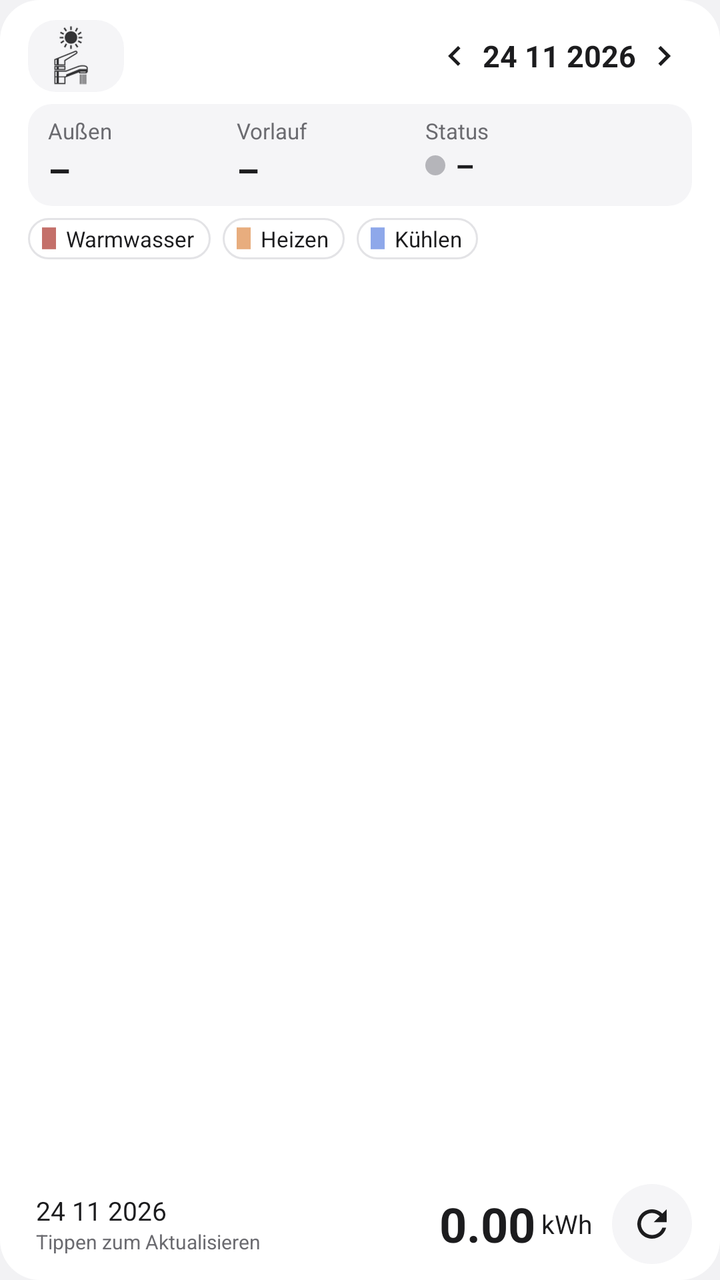
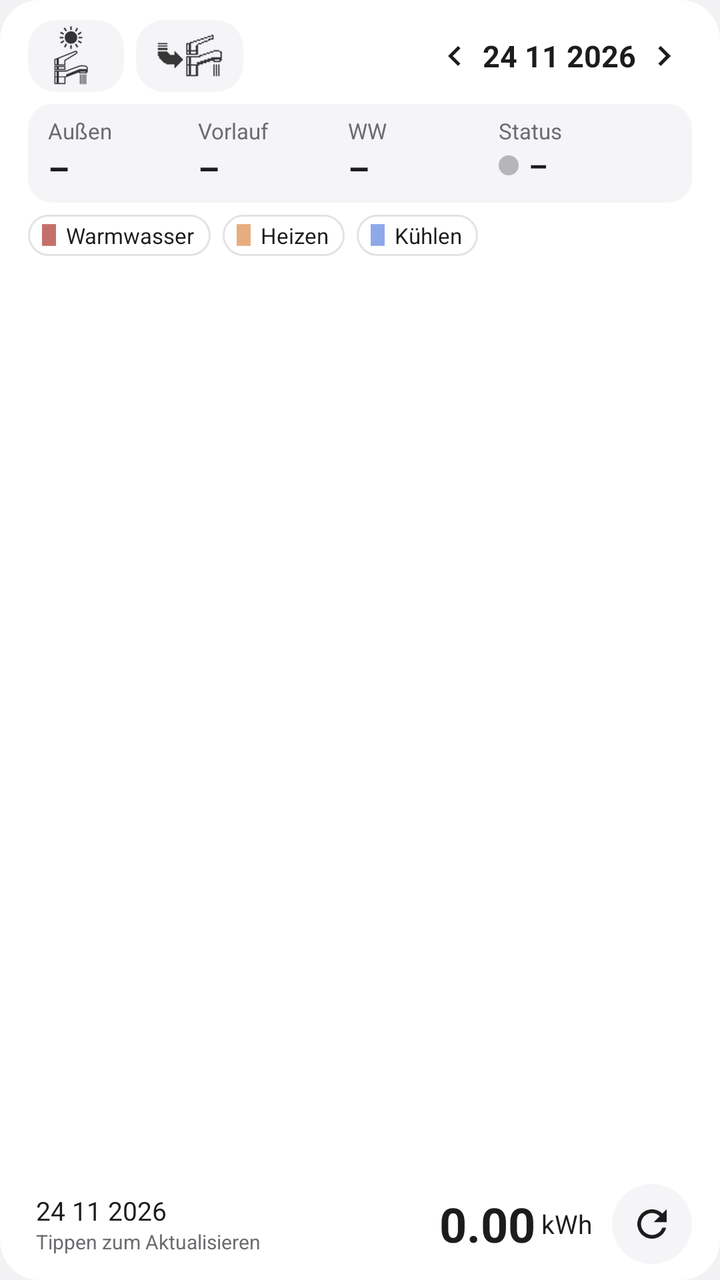

The first picture is an Android layout as it rendered before a commit; the second is the same layout after the commit. The layout source and the unified diff follow.
<!-- AndroidManifest.xml: application theme AppTheme -->
<!-- res/layout/widget_lwp.xml -->
<?xml version="1.0" encoding="utf-8"?>
<LinearLayout xmlns:android="http://schemas.android.com/apk/res/android"
    android:id="@+id/root"
    android:layout_width="match_parent"
    android:layout_height="match_parent"
    android:background="@drawable/widget_bg"
    android:orientation="vertical"
    android:paddingStart="14dp"
    android:paddingTop="10dp"
    android:paddingEnd="14dp"
    android:paddingBottom="8dp">

    
    <LinearLayout
        android:layout_width="match_parent"
        android:layout_height="wrap_content"
        android:gravity="center_vertical"
        android:orientation="horizontal">

        <TextView
            android:id="@+id/title"
            android:layout_width="wrap_content"
            android:visibility="gone"
            android:layout_height="wrap_content"
            android:ellipsize="end"
            android:maxLines="1"
            android:text="LWP"
            android:textColor="@color/text_primary"
            android:textSize="17sp"
            android:textStyle="bold" />

        
        <LinearLayout
            android:id="@+id/dhw_toggle"
            android:layout_width="wrap_content"
            android:layout_height="36dp"
            android:background="@drawable/pill_off"
            android:contentDescription="Betriebsart wechseln"
            android:gravity="center_vertical"
            android:minWidth="48dp"
            android:orientation="horizontal"
            android:paddingStart="12dp"
            android:paddingTop="3dp"
            android:paddingEnd="12dp"
            android:paddingBottom="3dp">

            <ImageView
                android:id="@+id/mode_icon"
                android:layout_width="wrap_content"
                android:layout_height="30dp"
                android:adjustViewBounds="true"
                android:scaleType="fitCenter"
                android:src="@drawable/mode_heat_water" />

            <TextView
                android:id="@+id/mode_pending"
                android:layout_width="wrap_content"
                android:layout_height="wrap_content"
                android:layout_marginStart="4dp"
                android:text="…"
                android:textColor="@color/text_secondary"
                android:textSize="13sp"
                android:textStyle="bold"
                android:visibility="gone" />
        </LinearLayout>

        <TextView
            android:layout_width="0dp"
            android:layout_height="1dp"
            android:layout_weight="1" />

        <ImageView
            android:id="@+id/prev"
            android:layout_width="28dp"
            android:layout_height="28dp"
            android:contentDescription="Vorheriger Tag"
            android:padding="4dp"
            android:src="@drawable/ic_chevron_left" />

        <TextView
            android:id="@+id/date"
            android:layout_width="wrap_content"
            android:layout_height="wrap_content"
            android:text="24 11 2026"
            android:textColor="@color/text_primary"
            android:textSize="15sp"
            android:textStyle="bold" />

        <ImageView
            android:id="@+id/next"
            android:layout_width="28dp"
            android:layout_height="28dp"
            android:contentDescription="Nächster Tag"
            android:padding="4dp"
            android:src="@drawable/ic_chevron_right" />
    </LinearLayout>

    
    <LinearLayout
        android:layout_width="match_parent"
        android:layout_height="wrap_content"
        android:layout_marginTop="6dp"
        android:background="@drawable/live_bg"
        android:baselineAligned="false"
        android:orientation="horizontal"
        android:paddingStart="10dp"
        android:paddingTop="6dp"
        android:paddingEnd="10dp"
        android:paddingBottom="6dp">

        <LinearLayout
            android:layout_width="0dp"
            android:layout_height="wrap_content"
            android:layout_weight="1"
            android:orientation="vertical">

            <TextView
                android:layout_width="wrap_content"
                android:layout_height="wrap_content"
                android:text="Außen"
                android:textColor="@color/text_secondary"
                android:textSize="11sp" />

            <TextView
                android:id="@+id/outdoor"
                android:layout_width="wrap_content"
                android:layout_height="wrap_content"
                android:text="–"
                android:textColor="@color/text_primary"
                android:textSize="18sp"
                android:textStyle="bold" />
        </LinearLayout>

        <LinearLayout
            android:layout_width="0dp"
            android:layout_height="wrap_content"
            android:layout_weight="1"
            android:orientation="vertical">

            <TextView
                android:id="@+id/flow_label"
                android:layout_width="wrap_content"
                android:layout_height="wrap_content"
                android:text="Vorlauf"
                android:textColor="@color/text_secondary"
                android:textSize="11sp" />

            <TextView
                android:id="@+id/flow"
                android:layout_width="wrap_content"
                android:layout_height="wrap_content"
                android:text="–"
                android:textColor="@color/text_primary"
                android:textSize="18sp"
                android:textStyle="bold" />
        </LinearLayout>

        <LinearLayout
            android:layout_width="0dp"
            android:layout_height="wrap_content"
            android:layout_weight="1.3"
            android:orientation="vertical">

            <TextView
                android:layout_width="wrap_content"
                android:layout_height="wrap_content"
                android:text="Status"
                android:textColor="@color/text_secondary"
                android:textSize="11sp" />

            <LinearLayout
                android:layout_width="wrap_content"
                android:layout_height="wrap_content"
                android:gravity="center_vertical"
                android:orientation="horizontal">

                <ImageView
                    android:id="@+id/activity_dot"
                    android:layout_width="10dp"
                    android:layout_height="10dp"
                    android:layout_marginEnd="5dp"
                    android:src="@drawable/dot_idle" />

                <TextView
                    android:id="@+id/activity"
                    android:layout_width="wrap_content"
                    android:layout_height="wrap_content"
                    android:maxLines="1"
                    android:text="–"
                    android:textColor="@color/text_primary"
                    android:textSize="15sp"
                    android:textStyle="bold" />
            </LinearLayout>
        </LinearLayout>
    </LinearLayout>

    
    <LinearLayout
        android:id="@+id/legend"
        android:layout_width="match_parent"
        android:layout_height="wrap_content"
        android:layout_marginTop="6dp"
        android:orientation="horizontal">

        <LinearLayout
            android:layout_width="wrap_content"
            android:layout_height="wrap_content"
            android:layout_marginEnd="6dp"
            android:background="@drawable/chip_bg"
            android:gravity="center_vertical"
            android:orientation="horizontal"
            android:paddingStart="7dp"
            android:paddingTop="3dp"
            android:paddingEnd="8dp"
            android:paddingBottom="3dp">

            <ImageView
                android:layout_width="7dp"
                android:layout_height="11dp"
                android:layout_marginEnd="5dp"
                android:src="@drawable/legend_hot_water" />

            <TextView
                android:layout_width="wrap_content"
                android:layout_height="wrap_content"
                android:text="Warmwasser"
                android:textColor="@color/text_primary"
                android:textSize="11sp" />
        </LinearLayout>

        <LinearLayout
            android:layout_width="wrap_content"
            android:layout_height="wrap_content"
            android:layout_marginEnd="6dp"
            android:background="@drawable/chip_bg"
            android:gravity="center_vertical"
            android:orientation="horizontal"
            android:paddingStart="7dp"
            android:paddingTop="3dp"
            android:paddingEnd="8dp"
            android:paddingBottom="3dp">

            <ImageView
                android:layout_width="7dp"
                android:layout_height="11dp"
                android:layout_marginEnd="5dp"
                android:src="@drawable/legend_heat" />

            <TextView
                android:layout_width="wrap_content"
                android:layout_height="wrap_content"
                android:text="Heizen"
                android:textColor="@color/text_primary"
                android:textSize="11sp" />
        </LinearLayout>

        <LinearLayout
            android:layout_width="wrap_content"
            android:layout_height="wrap_content"
            android:background="@drawable/chip_bg"
            android:gravity="center_vertical"
            android:orientation="horizontal"
            android:paddingStart="7dp"
            android:paddingTop="3dp"
            android:paddingEnd="8dp"
            android:paddingBottom="3dp">

            <ImageView
                android:layout_width="7dp"
                android:layout_height="11dp"
                android:layout_marginEnd="5dp"
                android:src="@drawable/legend_cool" />

            <TextView
                android:layout_width="wrap_content"
                android:layout_height="wrap_content"
                android:text="Kühlen"
                android:textColor="@color/text_primary"
                android:textSize="11sp" />
        </LinearLayout>
    </LinearLayout>

    
    <ImageView
        android:id="@+id/chart"
        android:layout_width="match_parent"
        android:layout_height="0dp"
        android:layout_marginTop="6dp"
        android:layout_weight="1"
        android:contentDescription="Stündlicher Verbrauch"
        android:scaleType="fitCenter" />

    
    <LinearLayout
        android:id="@+id/footer"
        android:layout_width="match_parent"
        android:layout_height="wrap_content"
        android:layout_marginTop="4dp"
        android:gravity="center_vertical"
        android:orientation="horizontal"
        android:paddingStart="4dp">

        <LinearLayout
            android:layout_width="0dp"
            android:layout_height="wrap_content"
            android:layout_weight="1"
            android:orientation="vertical">

            <TextView
                android:id="@+id/total_date"
                android:layout_width="wrap_content"
                android:layout_height="wrap_content"
                android:text="24 11 2026"
                android:textColor="@color/text_primary"
                android:textSize="13sp" />

            <TextView
                android:id="@+id/updated"
                android:layout_width="wrap_content"
                android:layout_height="wrap_content"
                android:ellipsize="end"
                android:maxLines="1"
                android:text="Tippen zum Aktualisieren"
                android:textColor="@color/text_secondary"
                android:textSize="10sp" />
        </LinearLayout>

        <TextView
            android:id="@+id/total"
            android:layout_width="wrap_content"
            android:layout_height="wrap_content"
            android:text="0.00"
            android:textColor="@color/text_primary"
            android:textSize="24sp"
            android:textStyle="bold" />

        <TextView
            android:layout_width="wrap_content"
            android:layout_height="wrap_content"
            android:layout_marginStart="3dp"
            android:layout_marginEnd="10dp"
            android:text="kWh"
            android:textColor="@color/text_primary"
            android:textSize="13sp" />

        <ImageView
            android:id="@+id/refresh"
            android:layout_width="40dp"
            android:layout_height="40dp"
            android:background="@drawable/refresh_bg"
            android:contentDescription="Aktualisieren"
            android:padding="9dp"
            android:scaleType="fitCenter"
            android:src="@drawable/ic_refresh" />
    </LinearLayout>
</LinearLayout>
<!-- resources referenced by this layout -->
<resources>
  <color name="text_primary">#FF1C1C1E</color>
  <color name="text_secondary">#FF6B6B70</color>
  <!-- drawable chip_bg (drawable) -->
  <?xml version="1.0" encoding="utf-8"?>
  <shape xmlns:android="http://schemas.android.com/apk/res/android" android:shape="rectangle">
      <solid android:color="@color/card" />
      <stroke android:width="1dp" android:color="@color/chip_stroke" />
      <corners android:radius="10dp" />
  </shape>
  <!-- drawable dot_idle (drawable) -->
  <?xml version="1.0" encoding="utf-8"?>
  <shape xmlns:android="http://schemas.android.com/apk/res/android" android:shape="oval">
      <solid android:color="@color/idle" />
      <size android:width="10dp" android:height="10dp" />
  </shape>
  <!-- drawable ic_chevron_left (drawable) -->
  <?xml version="1.0" encoding="utf-8"?>
  <vector xmlns:android="http://schemas.android.com/apk/res/android"
      android:width="20dp" android:height="20dp" android:viewportWidth="24" android:viewportHeight="24">
      <path android:fillColor="@color/text_primary" android:pathData="M15.41,7.41L14,6l-6,6 6,6 1.41,-1.41L10.83,12z" />
  </vector>
  <!-- drawable legend_cool (drawable) -->
  <?xml version="1.0" encoding="utf-8"?>
  <shape xmlns:android="http://schemas.android.com/apk/res/android" android:shape="rectangle">
      <solid android:color="@color/cool" />
      <size android:width="9dp" android:height="14dp" />
  </shape>
  <!-- drawable legend_heat (drawable) -->
  <?xml version="1.0" encoding="utf-8"?>
  <shape xmlns:android="http://schemas.android.com/apk/res/android" android:shape="rectangle">
      <solid android:color="@color/heat" />
      <size android:width="9dp" android:height="14dp" />
  </shape>
  <!-- drawable legend_hot_water (drawable) -->
  <?xml version="1.0" encoding="utf-8"?>
  <shape xmlns:android="http://schemas.android.com/apk/res/android" android:shape="rectangle">
      <solid android:color="@color/hot_water" />
      <size android:width="9dp" android:height="14dp" />
  </shape>
  <!-- drawable live_bg (drawable) -->
  <?xml version="1.0" encoding="utf-8"?>
  <shape xmlns:android="http://schemas.android.com/apk/res/android" android:shape="rectangle">
      <solid android:color="@color/live_bg" />
      <corners android:radius="12dp" />
  </shape>
  <!-- drawable pill_off (drawable) -->
  <?xml version="1.0" encoding="utf-8"?>
  <shape xmlns:android="http://schemas.android.com/apk/res/android" android:shape="rectangle">
      <solid android:color="@color/live_bg" />
      <corners android:radius="14dp" />
  </shape>
  <!-- drawable refresh_bg (drawable) -->
  <?xml version="1.0" encoding="utf-8"?>
  <shape xmlns:android="http://schemas.android.com/apk/res/android" android:shape="oval">
      <solid android:color="@color/live_bg" />
  </shape>
  <!-- drawable widget_bg (drawable) -->
  <?xml version="1.0" encoding="utf-8"?>
  <shape xmlns:android="http://schemas.android.com/apk/res/android" android:shape="rectangle">
      <solid android:color="@color/card" />
      <corners android:radius="20dp" />
  </shape>
  <style name="AppTheme" parent="android:Theme.Material.Light.NoActionBar">
          <item name="android:windowBackground">@color/page</item>
          <item name="android:statusBarColor">@color/page</item>
          <item name="android:windowLightStatusBar">true</item>
          <item name="android:colorAccent">@color/hot_water</item>
      </style>
  <color name="card">#FFFFFFFF</color>
  <color name="chip_stroke">#FFE3E3E6</color>
  <color name="idle">#FFB5B5BA</color>
  <color name="cool">#FF8EA8EA</color>
  <color name="heat">#FFE8AD7E</color>
  <color name="hot_water">#FFC4706A</color>
  <color name="live_bg">#FFF5F5F7</color>
  <color name="page">#FFF2F2F4</color>
  <!-- unchanged entries left out for length: 3 -->
</resources>

<!-- the commit's change to res/layout/widget_lwp.xml (unified diff, before → after) -->
@@ -54,6 +54,42 @@
 
             <TextView
                 android:id="@+id/mode_pending"
+                android:layout_width="wrap_content"
+                android:layout_height="wrap_content"
+                android:layout_marginStart="4dp"
+                android:text="…"
+                android:textColor="@color/text_secondary"
+                android:textSize="13sp"
+                android:textStyle="bold"
+                android:visibility="gone" />
+        </LinearLayout>
+
+        
+        <LinearLayout
+            android:id="@+id/force_toggle"
+            android:layout_width="wrap_content"
+            android:layout_height="36dp"
+            android:layout_marginStart="6dp"
+            android:background="@drawable/pill_off"
+            android:contentDescription="Warmwasser erzwingen"
+            android:gravity="center_vertical"
+            android:minWidth="48dp"
+            android:orientation="horizontal"
+            android:paddingStart="10dp"
+            android:paddingTop="6dp"
+            android:paddingEnd="10dp"
+            android:paddingBottom="6dp">
+
+            <ImageView
+                android:id="@+id/force_icon"
+                android:layout_width="wrap_content"
+                android:layout_height="22dp"
+                android:adjustViewBounds="true"
+                android:scaleType="fitCenter"
+                android:src="@drawable/mode_force_dhw" />
+
+            <TextView
+                android:id="@+id/force_pending"
                 android:layout_width="wrap_content"
                 android:layout_height="wrap_content"
                 android:layout_marginStart="4dp"
@@ -125,9 +161,10 @@
                 android:id="@+id/outdoor"
                 android:layout_width="wrap_content"
                 android:layout_height="wrap_content"
+                android:maxLines="1"
                 android:text="–"
                 android:textColor="@color/text_primary"
-                android:textSize="18sp"
+                android:textSize="17sp"
                 android:textStyle="bold" />
         </LinearLayout>
 
@@ -149,16 +186,41 @@
                 android:id="@+id/flow"
                 android:layout_width="wrap_content"
                 android:layout_height="wrap_content"
+                android:maxLines="1"
                 android:text="–"
                 android:textColor="@color/text_primary"
-                android:textSize="18sp"
+                android:textSize="17sp"
                 android:textStyle="bold" />
         </LinearLayout>
 
         <LinearLayout
             android:layout_width="0dp"
             android:layout_height="wrap_content"
-            android:layout_weight="1.3"
+            android:layout_weight="1"
+            android:orientation="vertical">
+
+            <TextView
+                android:layout_width="wrap_content"
+                android:layout_height="wrap_content"
+                android:text="WW"
+                android:textColor="@color/text_secondary"
+                android:textSize="11sp" />
+
+            <TextView
+                android:id="@+id/tank_temp"
+                android:layout_width="wrap_content"
+                android:layout_height="wrap_content"
+                android:maxLines="1"
+                android:text="–"
+                android:textColor="@color/text_primary"
+                android:textSize="17sp"
+                android:textStyle="bold" />
+        </LinearLayout>
+
+        <LinearLayout
+            android:layout_width="0dp"
+            android:layout_height="wrap_content"
+            android:layout_weight="1.15"
             android:orientation="vertical">
 
             <TextView
<!-- resource entries referenced after the edit -->
@@ -45,6 +45,7 @@
       <solid android:color="@color/live_bg" />
       <corners android:radius="12dp" />
   </shape>
+  <!-- drawable mode_force_dhw: png bitmap (drawable-nodpi, 27776 bytes) -->
   <!-- drawable pill_off (drawable) -->
   <?xml version="1.0" encoding="utf-8"?>
   <shape xmlns:android="http://schemas.android.com/apk/res/android" android:shape="rectangle">
